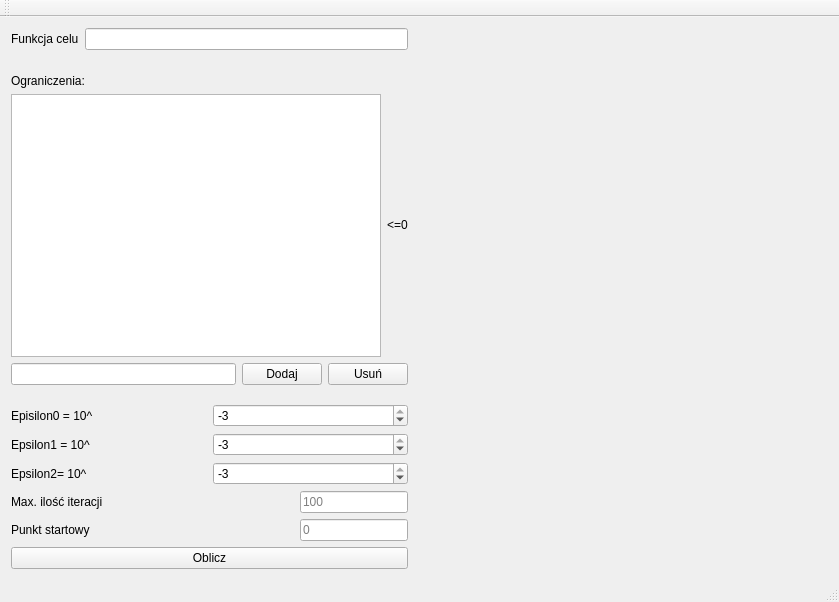
Qt form program/mainwindow.ui (GosiaWJ/TiMO) before a commit.
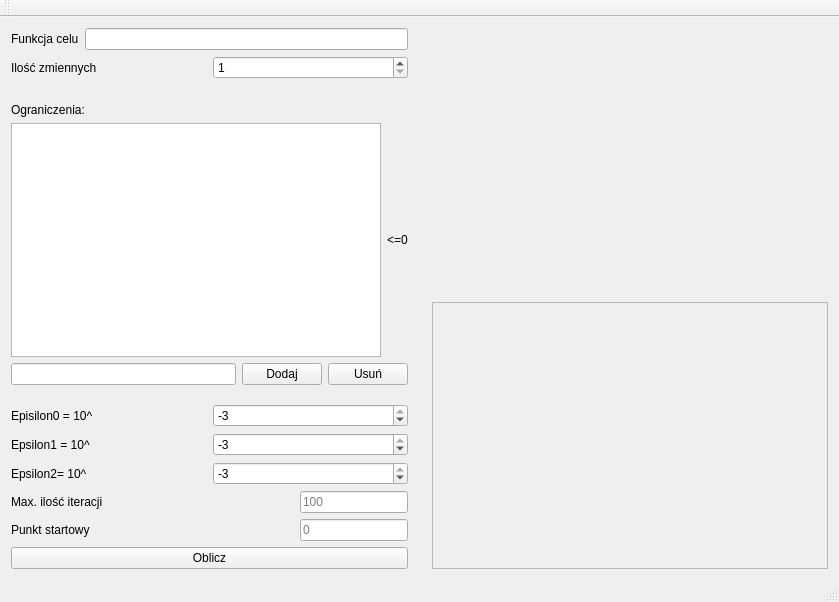
The same form after that commit. Custom widgets are drawn as their Qt base class.

```diff
--- a/program/mainwindow.ui
+++ b/program/mainwindow.ui
@@ -14,7 +14,7 @@
    <string>MainWindow</string>
   </property>
   <widget class="QWidget" name="centralWidget">
-   <layout class="QHBoxLayout" name="horizontalLayout_9">
+   <layout class="QHBoxLayout" name="horizontalLayout_10">
     <item>
      <layout class="QVBoxLayout" name="verticalLayout">
       <item>
@@ -27,7 +27,28 @@
          </widget>
         </item>
         <item>
-         <widget class="QLineEdit" name="funkcj_celu"/>
+         <widget class="QLineEdit" name="funkcja_celu"/>
+        </item>
+       </layout>
+      </item>
+      <item>
+       <layout class="QHBoxLayout" name="horizontalLayout_9">
+        <item>
+         <widget class="QLabel" name="ilosc_zmiennych_label">
+          <property name="text">
+           <string>Ilość zmiennych</string>
+          </property>
+         </widget>
+        </item>
+        <item>
+         <widget class="QSpinBox" name="ilosc_zmiennych_spinbox">
+          <property name="minimum">
+           <number>1</number>
+          </property>
+          <property name="maximum">
+           <number>5</number>
+          </property>
+         </widget>
         </item>
        </layout>
       </item>
@@ -99,7 +120,7 @@
         </property>
         <property name="sizeHint" stdset="0">
          <size>
-          <width>18</width>
+          <width>391</width>
           <height>13</height>
          </size>
         </property>
@@ -242,6 +263,8 @@
      </spacer>
     </item>
     <item>
+     <layout class="QVBoxLayout" name="verticalLayout_2">
+      <item>
      <widget class="Wykres" name="wykres" native="true">
       <property name="sizePolicy">
        <sizepolicy hsizetype="Expanding" vsizetype="Expanding">
@@ -251,9 +274,26 @@
       </property>
      </widget>
     </item>
-   </layout>
-   <zorder>verticalSpacer_2</zorder>
-   <zorder>label</zorder>
+      <item>
+       <widget class="QScrollArea" name="wyniki">
+        <property name="widgetResizable">
+         <bool>true</bool>
+        </property>
+        <widget class="QWidget" name="scrollAreaWidgetContents">
+         <property name="geometry">
+          <rect>
+           <x>0</x>
+           <y>0</y>
+           <width>391</width>
+           <height>255</height>
+          </rect>
+         </property>
+        </widget>
+       </widget>
+      </item>
+     </layout>
+    </item>
+   </layout>
   </widget>
   <widget class="QMenuBar" name="menuBar">
    <property name="geometry">
```
Lines whose indentation alone changed are shown as unchanged.
